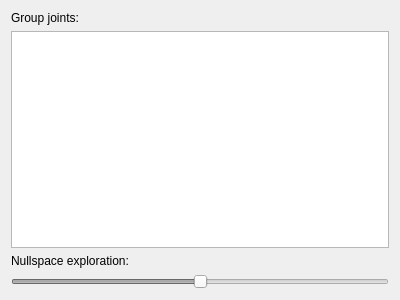
Above: moveit_ros/visualization/motion_planning_rviz_plugin/src/ui/motion_planning_rviz_plugin_frame_joints.ui from moveit/moveit before the change. Below: the same form after it.
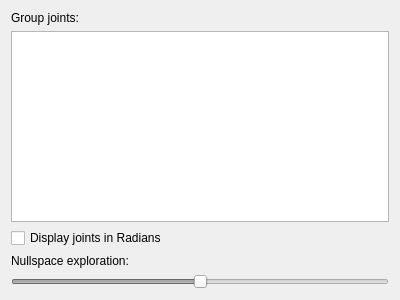
That is the form after the change.

Commit message: WIP: Checkbox added but not connected to the flag

The edit to the form file:
```diff
--- a/moveit_ros/visualization/motion_planning_rviz_plugin/src/ui/motion_planning_rviz_plugin_frame_joints.ui
+++ b/moveit_ros/visualization/motion_planning_rviz_plugin/src/ui/motion_planning_rviz_plugin_frame_joints.ui
@@ -42,6 +42,34 @@
        </property>
       </widget>
      </item>
+     <item>
+      <widget class="QCheckBox" name="display_joints_radians">
+       <property name="sizePolicy">
+         <sizepolicy hsizetype="Preferred" vsizetype="Fixed">
+           <horstretch>0</horstretch>
+           <verstretch>0</verstretch>
+         </sizepolicy>
+       </property>
+       <property name="minimumSize">
+         <size>
+           <width>30</width>
+           <height>0</height>
+         </size>
+       </property>
+       <property name="toolTip">
+        <string>Check this to change the above joint angle from degrees to radians</string>
+       </property>
+       <property name="enabled">
+        <bool>true</bool>
+       </property>
+       <property name="text">
+        <string>Display joints in Radians</string>
+       </property>
+       <property name="tristate">
+        <bool>false</bool>
+       </property>
+      </widget>
+     </item>
      <item>
       <widget class="QLabel" name="nullspace_label">
        <property name="toolTip">
```
The commit also changes 1 other file.
